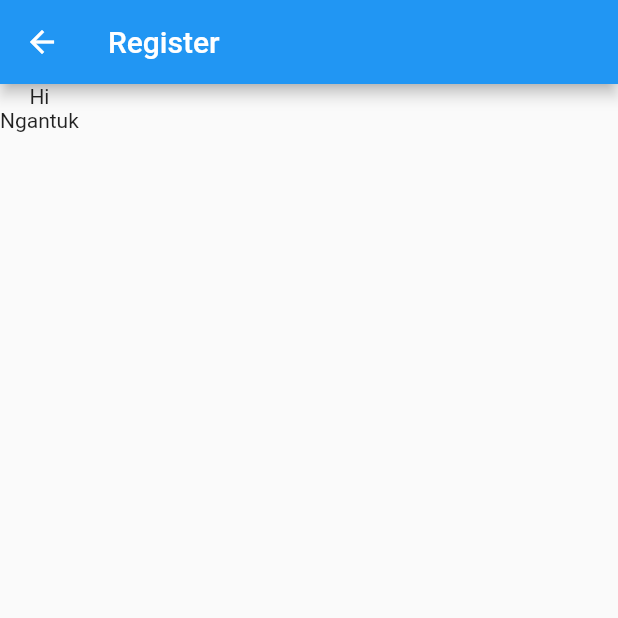
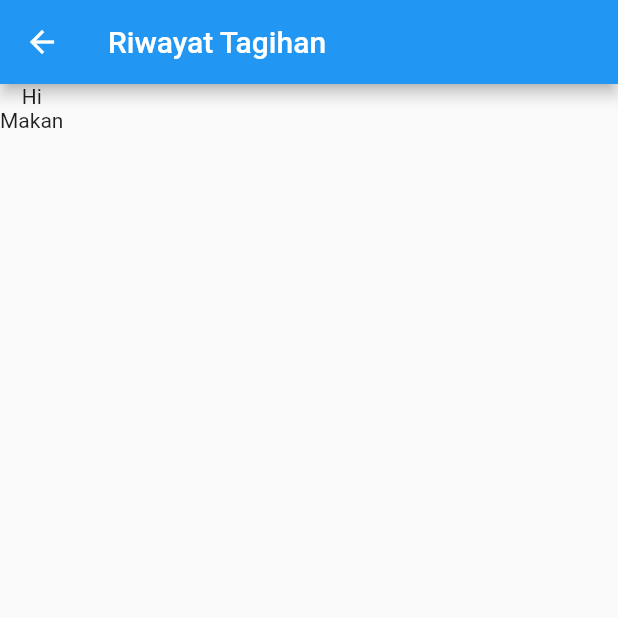
Before and after one commit to Kelompok10Capstone/Flutter_2023, a Flutter app: the RegisterScreen screen opened directly, on a phone screen of 412 x 824 dp, the top half of it. Run offline on Flutter 3.47's test engine with Material 2 defaults, Android fonts, the phone set to English and light mode, and no system bars.

Commit message:
add screen riwayat

```diff
--- a/capstone_flutter/lib/view/screen/register_screen.dart
+++ b/capstone_flutter/lib/view/screen/riwayat_tagihan/riwayat_tagihan_screen.dart
@@ -12,11 +12,11 @@ class _RegisterScreenState extends State<RegisterScreen> {
   Widget build(BuildContext context) {
     return Scaffold(
       appBar: AppBar(
-        title: Text('Register'),
+        title: Text('Riwayat Tagihan'),
       ),
       body: SafeArea(
           child: Column(
-        children: [Text('Hi'), Text('Ngantuk')],
+        children: [Text('Hi'), Text('Makan')],
       )),
     );
   }
```
Also changed, not shown: capstone_flutter/lib/view/screen/homescreen.dart (deleted, +0 -19 lines), capstone_flutter/lib/view/screen/profile.dart (deleted, +0 -17 lines).
